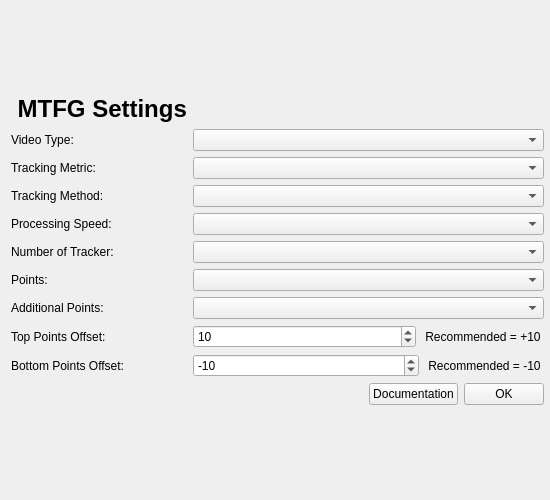
Old version of the form funscript_editor/ui/settings_view.ui in the repository michael-mueller-git/Python-Funscript-Editor.
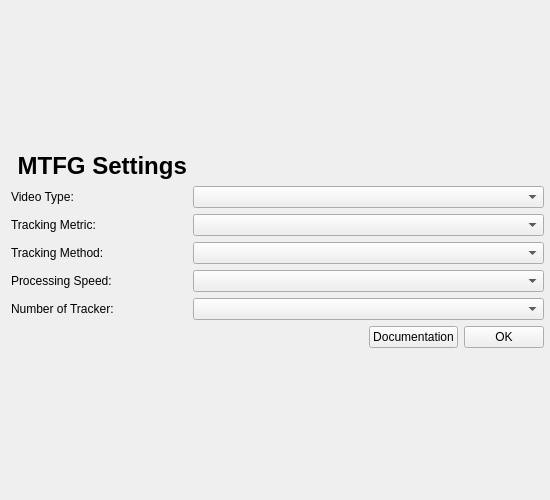
New version of the form.

What changed in the file:
```diff
--- a/funscript_editor/ui/settings_view.ui
+++ b/funscript_editor/ui/settings_view.ui
@@ -149,123 +149,7 @@
                             </property>
                         </widget>
                     </item>
-                    <item row="6" column="0">
-                        <widget class="QLabel" name="label_6">
-                            <property name="text">
-                                <string>Points:</string>
-                            </property>
-                        </widget>
-                    </item>
-                    <item row="6" column="1">
-                        <widget class="QComboBox" name="pointsComboBox">
-                            <property name="sizePolicy">
-                                <sizepolicy hsizetype="MinimumExpanding" vsizetype="Fixed">
-                                    <horstretch>0</horstretch>
-                                    <verstretch>0</verstretch>
-                                </sizepolicy>
-                            </property>
-                        </widget>
-                    </item>
-                    <item row="7" column="0">
-                        <widget class="QLabel" name="label_7">
-                            <property name="text">
-                                <string>Additional Points:</string>
-                            </property>
-                        </widget>
-                    </item>
-                    <item row="7" column="1">
-                        <widget class="QComboBox" name="additionalPointsComboBox">
-                            <property name="sizePolicy">
-                                <sizepolicy hsizetype="MinimumExpanding" vsizetype="Fixed">
-                                    <horstretch>0</horstretch>
-                                    <verstretch>0</verstretch>
-                                </sizepolicy>
-                            </property>
-                        </widget>
-                    </item>
-                    <item row="8" column="0">
-                        <widget class="QLabel" name="label_8">
-                            <property name="text">
-                                <string>Top Points Offset:</string>
-                            </property>
-                        </widget>
-                    </item>
-                    <item row="8" column="1">
-                        <layout class="QHBoxLayout" name="horizontalLayoutTopPointOffset">
-                            <item>
-                                <widget class="QSpinBox" name="topPointOffsetSpinBox">
-                                    <property name="sizePolicy">
-                                        <sizepolicy hsizetype="MinimumExpanding" vsizetype="Fixed">
-                                            <horstretch>0</horstretch>
-                                            <verstretch>0</verstretch>
-                                        </sizepolicy>
-                                    </property>
-                                    <property name="prefix">
-                                        <string />
-                                    </property>
-                                    <property name="minimum">
-                                        <number>-100</number>
-                                    </property>
-                                    <property name="maximum">
-                                        <number>100</number>
-                                    </property>
-                                    <property name="singleStep">
-                                        <number>5</number>
-                                    </property>
-                                    <property name="value">
-                                        <number>10</number>
-                                    </property>
-                                </widget>
-                            </item>
-                            <item>
-                                <widget class="QLabel" name="label_11">
-                                    <property name="text">
-                                        <string> Recommended = +10 </string>
-                                    </property>
-                                </widget>
-                            </item>
-                        </layout>
-                    </item>
-                    <item row="9" column="0">
-                        <widget class="QLabel" name="label_9">
-                            <property name="text">
-                                <string>Bottom Points Offset:</string>
-                            </property>
-                        </widget>
-                    </item>
-                    <item row="9" column="1">
-                        <layout class="QHBoxLayout" name="horizontalLayoutBottomPointOffset">
-                            <item>
-                                <widget class="QSpinBox" name="bottomPointOffsetSpinBox">
-                                    <property name="sizePolicy">
-                                        <sizepolicy hsizetype="MinimumExpanding" vsizetype="Fixed">
-                                            <horstretch>0</horstretch>
-                                            <verstretch>0</verstretch>
-                                        </sizepolicy>
-                                    </property>
-                                    <property name="minimum">
-                                        <number>-100</number>
-                                    </property>
-                                    <property name="maximum">
-                                        <number>100</number>
-                                    </property>
-                                    <property name="singleStep">
-                                        <number>5</number>
-                                    </property>
-                                    <property name="value">
-                                        <number>-10</number>
-                                    </property>
-                                </widget>
-                            </item>
-                            <item>
-                                <widget class="QLabel" name="label_12">
-                                    <property name="text">
-                                        <string> Recommended = -10 </string>
-                                    </property>
-                                </widget>
-                            </item>
-                        </layout>
-                    </item>
+
                     <item row="10" column="1">
                         <layout class="QHBoxLayout" name="horizontalLayout">
                             <item>
```
